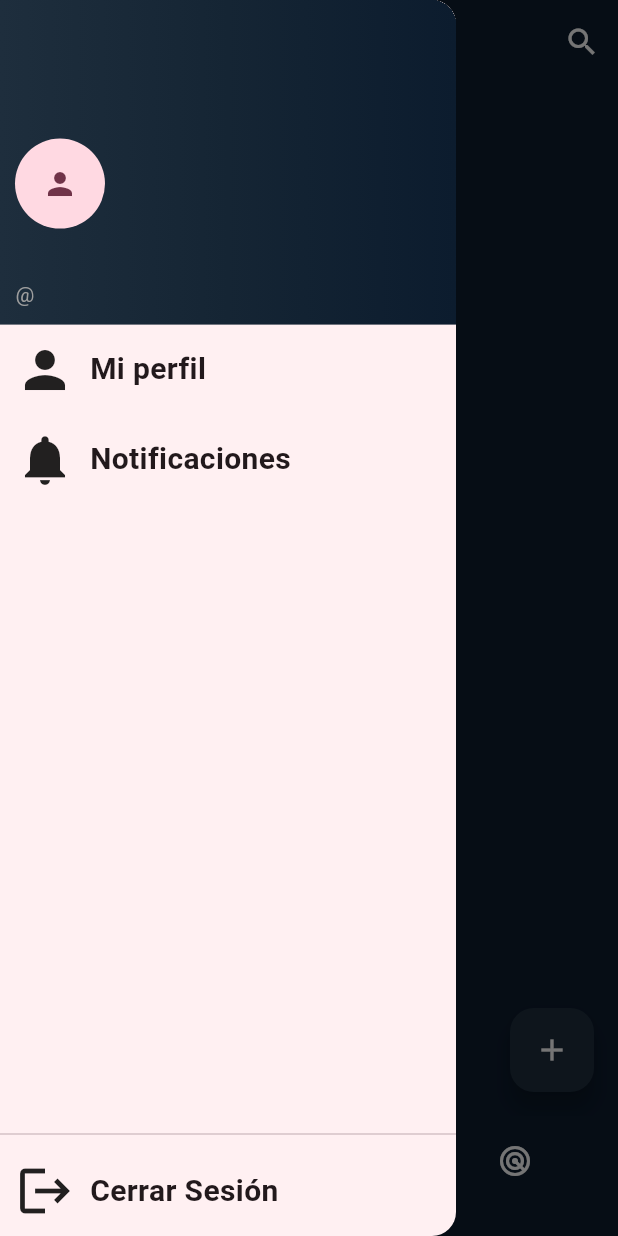
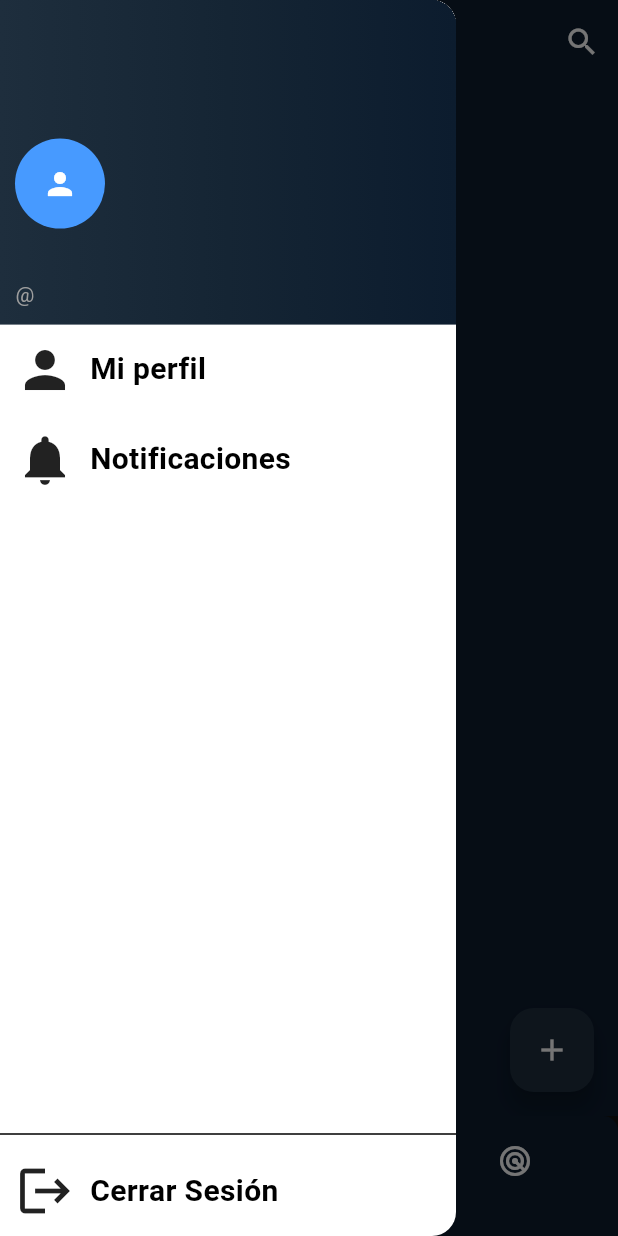
Before and after one commit to rubenRamirez31/GymCheck, a Flutter app: the PrincipalPage screen opened by its route, with the side drawer open, on a phone screen of 412 x 824 dp. Run offline on Flutter 3.47's test engine with Material 3 defaults, Android fonts, the phone set to English and light mode, and no system bars; drawn by our look-alikes of calendar_view; our stand-ins replace cloud_firestore, firebase_auth, firebase_core, firebase_messaging, firebase_storage, flutter_local_notifications and 10 more; missing offline and left inert: dart:ffi, draw_graph, floating_action_bubble, tflite_v2; accounts and stored records are empty.

Commit message:
Cambios de color en el app theme a un color azul, y se redondeoo las esquinas del navigator

```diff
--- a/lib/src/screens/principal.dart
+++ b/lib/src/screens/principal.dart
@@ -57,21 +57,27 @@ class _PrincipalPageState extends State<PrincipalPage> {
     return Scaffold(
       key: _scaffoldKey,
       drawer: const MenuDrawer(),
-      backgroundColor: Color.fromARGB(255, 255, 255, 255), // Color de fondo de la aplicación
-      bottomNavigationBar: NavigationBar(
+    backgroundColor: const Color.fromARGB(255, 18, 18, 18),
+      bottomNavigationBar: ClipRRect(
+
+        borderRadius: BorderRadius.only(
+
+          topLeft: Radius.circular(10),
+          topRight: Radius.circular(10),
+        ),
+        child: NavigationBar(
           onDestinationSelected: (int index) {
             setState(() {
               currentPageIndex = index;
             });
           },
           selectedIndex: currentPageIndex,
-        backgroundColor:Color(0xff0C1C2E), // Color de fondo del NavigationBar
+          backgroundColor: const Color(0xff0C1C2E), // Color de fondo del NavigationBar
           destinations: const <Widget>[
             NavigationDestination(
               selectedIcon: Icon(Icons.home, color: Color.fromARGB(255, 0, 0, 0)),
               icon: Icon(Icons.home_outlined, color: Colors.white),
               label: '',
-
             ),
             NavigationDestination(
               selectedIcon: Icon(Icons.add, color: Color.fromARGB(255, 0, 0, 0)),
@@ -85,6 +91,7 @@ class _PrincipalPageState extends State<PrincipalPage> {
             ),
           ],
         ),
+      ),
       body: <Widget>[
         FeedPage(openDrawer: openDrawer),
         HomeCreatePage(openDrawer: openDrawer),
--- a/lib/src/screens/seguimiento/productivity_tracking_page.dart
+++ b/lib/src/screens/seguimiento/productivity_tracking_page.dart
@@ -1,9 +1,5 @@
 import 'package:flutter/material.dart';
 import 'package:gym_check/src/providers/global_variables_provider.dart';
-import 'package:gym_check/src/screens/seguimiento/nutritional/food_data_page.dart';
-import 'package:gym_check/src/screens/seguimiento/physical/corporal_data_page.dart';
-import 'package:gym_check/src/screens/seguimiento/physical/force_data_page.dart';
-import 'package:gym_check/src/screens/seguimiento/physical/workout_data_page.dart';
 import 'package:gym_check/src/screens/seguimiento/productivity/daily_routine_page.dart';
 import 'package:gym_check/src/widgets/menu_button_option_widget.dart';
 import 'package:provider/provider.dart';
--- a/lib/src/screens/seguimiento/settings/macros_settings.dart
+++ b/lib/src/screens/seguimiento/settings/macros_settings.dart
@@ -56,10 +56,10 @@ class _MacroSettingsWidgetState extends State<MacroSettingsWidget> {
         };
 
         await NutritionalService.updateTrackingData(context, newMacros);
-      }
+      }else
 
       if (widget.agua == true) {
-        final newWater = {'agua': agua};
+        final newWater = {'agua': double.parse(_waterController.text)};
 
         await NutritionalService.updateTrackingData(context, newWater);
       }
@@ -120,7 +120,7 @@ class _MacroSettingsWidgetState extends State<MacroSettingsWidget> {
           _fatsController.text = macrosList![2].toString();
         }
         // Verificar si agua no es nulo y tiene la longitud correcta
-        if (agua != null) {
+        if (widget.agua != null) {
           // Asignar los valores de las macros a los controladores
           _waterController.text = agua.toString();
         }
--- a/lib/src/values/app_colors.dart
+++ b/lib/src/values/app_colors.dart
@@ -3,7 +3,7 @@ import 'package:flutter/material.dart';
 class AppColors {
   const AppColors._();
 
-  static const Color primaryColor = Color.fromARGB(255, 0, 0, 0);
+static const Color primaryColor = Color.fromARGB(255, 0, 0, 0); // Reemplaza con tu color principa
   static const Color darkBlue = Color(0xff1E2E3D);
   static const Color darkerBlue = Color(0xff152534);
   static const Color darkestBlue = Color(0xff0C1C2E);
--- a/lib/src/values/app_theme.dart
+++ b/lib/src/values/app_theme.dart
@@ -10,7 +10,19 @@ class AppTheme {
 
   static final ThemeData themeData = ThemeData(
     useMaterial3: true,
-    colorSchemeSeed: AppColors.primaryColor,
+    colorScheme: ColorScheme(
+      brightness: Brightness.light,
+      primary: Color.fromARGB(255, 71, 154, 255),
+      onPrimary: Colors.white,
+      secondary: Colors.grey, // Ajusta según sea necesario
+      onSecondary: Colors.white,
+      error: Colors.red,
+      onError: Colors.white,
+      background: Colors.white,
+      onBackground: Colors.black,
+      surface: Colors.white,
+      onSurface: Colors.black,
+    ),
     scaffoldBackgroundColor: Colors.white,
     textTheme: const TextTheme(
       titleLarge: TextStyle(
```
Lines whose indentation alone changed are shown as unchanged.
